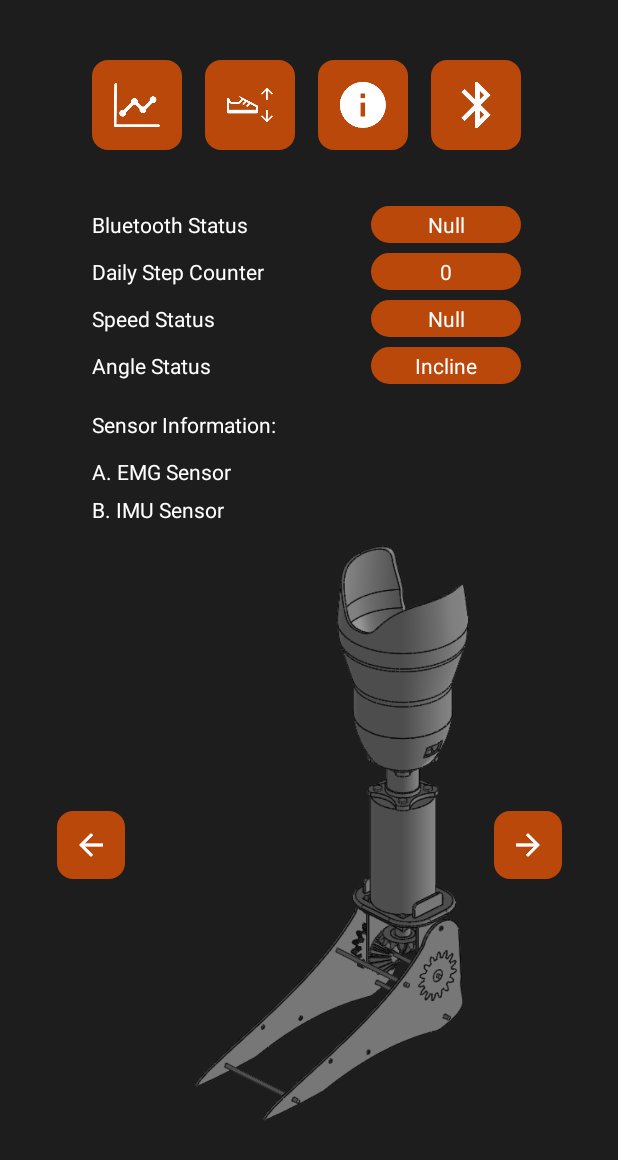
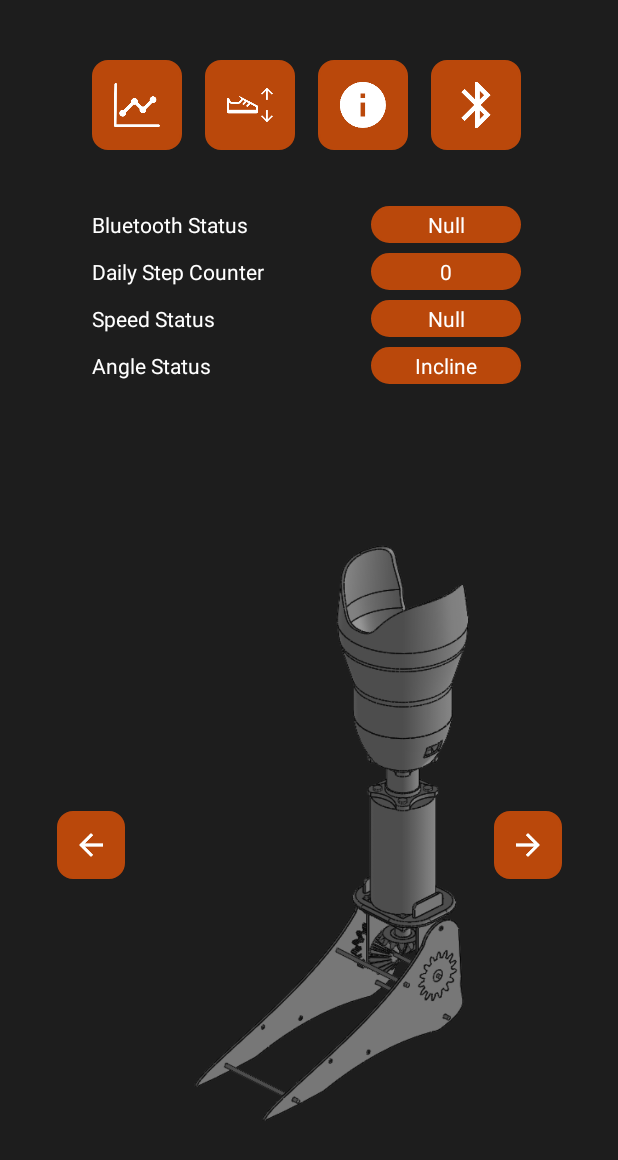
Before and after one commit to nathanjnile/GroupProjectProstheticApp, an Android app: the screen it shows after launch (MainActivity), on a phone screen of 412 x 824 dp. Shown: the top 1160 px of the screen. Run offline under Robolectric (Android 15) with nearby library versions, the phone set to English and light mode, and no system bars.

Commit message:
Cleaned up Main Activity

```diff
--- a/app/src/main/AndroidManifest.xml
+++ b/app/src/main/AndroidManifest.xml
@@ -30,9 +30,7 @@
         <activity android:name=".GraphActivity" />
         <activity android:name=".ControlActivity" />
         <activity android:name=".ContactsActivity" />
-        <activity android:name=".MainGraphActivity" />
         <activity android:name=".MainActivity" />
-        <activity android:name=".ChartActivity"></activity>
     </application>
 
 </manifest>
--- a/app/src/main/java/com/example/natha/bluetoothservice2/MainActivity.java
+++ b/app/src/main/java/com/example/natha/bluetoothservice2/MainActivity.java
@@ -20,9 +20,7 @@ public class MainActivity extends AppCompatActivity {
     private Intent serviceIntent;
     private static final String TAG = "OutputStream";
     ImageView legImage;
-    int pic = R.drawable.cadleg8; //set initial image as left facing prosthetic
-    // Gesture object to change activity when swiping
-    //private GestureDetectorCompat gestureObject;
+    int pic = R.drawable.cadleg8; //set initial image
     Float stepsValue;
     Float inclineValue;
     Float speedValueFloat;
@@ -44,22 +42,19 @@ public class MainActivity extends AppCompatActivity {
 
         Log.d("MainActivity", "OnCreateStarted");
 
-        //serviceIntent=new Intent(getApplicationContext(),BluetoothService.class);
-        //startService(serviceIntent); // starts the service
-        //gestureObject = new GestureDetectorCompat(this, new LearnGesture());
         LocalBroadcastManager.getInstance(this).registerReceiver(mReceiver2, new IntentFilter("incomingMessage"));
         LocalBroadcastManager.getInstance(this).registerReceiver(mReceiver3, new IntentFilter("bluetoothFailed"));
         LocalBroadcastManager.getInstance(this).registerReceiver(mReceiver4, new IntentFilter("bluetoothConnected"));
-        incomingMessages = (TextView) findViewById(R.id.stepCounterStatus);
-        inclineTextView = (TextView) findViewById(R.id.angleTextStatus);
-        bluetoothText = (TextView) findViewById(R.id.bluetoothTextStatus);
-        controlButton = (ImageButton) findViewById(R.id.controlButton);
-        bluetoothButton = (ImageButton) findViewById(R.id.bluetoothButton);
-        contactsButton = (ImageButton) findViewById(R.id.contactsButton);
-        graphButton = (ImageButton) findViewById(R.id.graphButton);
-        btnClickLeft = (ImageButton) findViewById(R.id.btnClickLeft);
-        btnClickRight = (ImageButton) findViewById(R.id.btnClickRight);
-        speedTextStatus = (TextView) findViewById(R.id.speedTextStatus);
+        incomingMessages = findViewById(R.id.stepCounterStatus);
+        inclineTextView = findViewById(R.id.angleTextStatus);
+        bluetoothText = findViewById(R.id.bluetoothTextStatus);
+        controlButton = findViewById(R.id.controlButton);
+        bluetoothButton = findViewById(R.id.bluetoothButton);
+        contactsButton = findViewById(R.id.contactsButton);
+        graphButton = findViewById(R.id.graphButton);
+        btnClickLeft = findViewById(R.id.btnClickLeft);
+        btnClickRight = findViewById(R.id.btnClickRight);
+        speedTextStatus = findViewById(R.id.speedTextStatus);
 
         Log.d("MainActivity", "OnCreateEnded");
     }
@@ -70,8 +65,6 @@ public class MainActivity extends AppCompatActivity {
 
             @Override
             public void onTick(long arg0) {
-                // TODO Auto-generated method stub
-
             }
 
             @Override
@@ -79,8 +72,8 @@ public class MainActivity extends AppCompatActivity {
                 graphButton.setColorFilter(Color.WHITE);
             }
         }.start();
-        Intent myintent5 = new Intent(this, MainGraphActivity.class); // new intent of analytics activity
-        startActivity(myintent5); // start activity , switch to graph1
+        Intent myIntent5 = new Intent(this, GraphActivity.class); // new intent of graph activity
+        startActivity(myIntent5); // start activity , switch to graph1
         overridePendingTransition(R.anim.slide_in_left, R.anim.slide_out_right); // insert animations
     }
 
@@ -94,8 +87,6 @@ public class MainActivity extends AppCompatActivity {
 
             @Override
             public void onTick(long arg0) {
-                // TODO Auto-generated method stub
-
             }
 
             @Override
@@ -103,8 +94,8 @@ public class MainActivity extends AppCompatActivity {
                 controlButton.setColorFilter(Color.WHITE);
             }
         }.start();
-        Intent myintent6 = new Intent(this, ControlActivity.class); // new intent of analytics activity
-        startActivity(myintent6); // start activity , switch to control activity
+        Intent myIntent6 = new Intent(this, ControlActivity.class); // new intent of control activity
+        startActivity(myIntent6); // start activity , switch to control activity
         overridePendingTransition(R.anim.slide_in_left, R.anim.slide_out_right); // insert animations
     }
 
@@ -118,8 +109,6 @@ public class MainActivity extends AppCompatActivity {
 
             @Override
             public void onTick(long arg0) {
-                // TODO Auto-generated method stub
-
             }
 
             @Override
@@ -127,8 +116,8 @@ public class MainActivity extends AppCompatActivity {
                 contactsButton.setColorFilter(Color.WHITE);
             }
         }.start();
-        Intent myintent7 = new Intent(this, ContactsActivity.class); // new intent of analytics activity
-        startActivity(myintent7); // start activity , switch to graph1
+        Intent myIntent7 = new Intent(this, ContactsActivity.class); // new intent of analytics activity
+        startActivity(myIntent7); // start activity , switch to graph1
         overridePendingTransition(R.anim.slide_in_right, R.anim.slide_out_left); // insert animations
     }
 
@@ -142,8 +131,6 @@ public class MainActivity extends AppCompatActivity {
 
             @Override
             public void onTick(long arg0) {
-                // TODO Auto-generated method stub
-
             }
 
             @Override
@@ -191,8 +178,6 @@ public class MainActivity extends AppCompatActivity {
 
             @Override
             public void onTick(long arg0) {
-                // TODO Auto-generated method stub
-
             }
 
             @Override
@@ -234,8 +219,6 @@ public class MainActivity extends AppCompatActivity {
 
             @Override
             public void onTick(long arg0) {
-                // TODO Auto-generated method stub
-
             }
 
             @Override
@@ -249,7 +232,6 @@ public class MainActivity extends AppCompatActivity {
         @Override
         public void onReceive(Context context, Intent intent) {
             String text2 = intent.getStringExtra("theMessage");
-            //Log.i("text2: ", text2);
             String[] values2 = text2.split(",");
             Log.i("values2", values2[6]);
             String text3 = values2[6];
@@ -258,7 +240,6 @@ public class MainActivity extends AppCompatActivity {
             }
             catch (NumberFormatException e)
             {
-                //foo = 0;
             }
 
             incomingMessages.setText(text3);
@@ -271,7 +252,6 @@ public class MainActivity extends AppCompatActivity {
             }
             catch (NumberFormatException e)
             {
-                //foo = 0;
             }
 
             if (inclineValue == 0) {
@@ -287,7 +267,6 @@ public class MainActivity extends AppCompatActivity {
             }
             catch (NumberFormatException e)
             {
-                //h
             }
 
             if (speedValueFloat == 0) {
--- a/app/src/main/res/layout/activity_main.xml
+++ b/app/src/main/res/layout/activity_main.xml
@@ -207,35 +207,5 @@
         app:layout_constraintEnd_toEndOf="@+id/bluetoothButton"
         app:srcCompat="@drawable/battery" />
 
-    <TextView
-        android:id="@+id/textView14"
-        android:layout_width="wrap_content"
-        android:layout_height="wrap_content"
-        android:layout_marginTop="20dp"
-        android:text="Sensor Information:"
-        android:textColor="@color/White"
-        app:layout_constraintStart_toStartOf="@+id/angleText"
-        app:layout_constraintTop_toBottomOf="@+id/angleText" />
-
-    <TextView
-        android:id="@+id/textView17"
-        android:layout_width="wrap_content"
-        android:layout_height="wrap_content"
-        android:layout_marginTop="12dp"
-        android:text="A. EMG Sensor"
-        android:textColor="@color/White"
-        app:layout_constraintStart_toStartOf="@+id/textView14"
-        app:layout_constraintTop_toBottomOf="@+id/textView14" />
-
-    <TextView
-        android:id="@+id/textView18"
-        android:layout_width="wrap_content"
-        android:layout_height="wrap_content"
-        android:layout_marginTop="6dp"
-        android:text="B. IMU Sensor"
-        android:textColor="@color/White"
-        app:layout_constraintStart_toStartOf="@+id/textView17"
-        app:layout_constraintTop_toBottomOf="@+id/textView17" />
-
 
 </android.support.constraint.ConstraintLayout>
--- a/app/src/main/res/values/strings.xml
+++ b/app/src/main/res/values/strings.xml
@@ -3,5 +3,5 @@
     <string name="EMG_Signal">EMG Signal</string>
     <string name="EMG_Signal_axis">EMG Signal (V)</string>
     <string name="go_to_second">GoToSecond</string>
-    <string name="seconds_axis">Seconds (s)</string>
+    <string name="seconds_axis">Time (s)</string>
 </resources>
```
Also changed, not shown: app/src/main/java/com/example/natha/bluetoothservice2/ChartActivity.java (deleted, +0 -50 lines), app/src/main/java/com/example/natha/bluetoothservice2/MainGraphActivity.java (deleted, +0 -67 lines), app/src/main/res/layout/activity_chart.xml (deleted, +0 -15 lines), app/src/main/res/layout/activity_main_graph.xml (deleted, +0 -43 lines).
